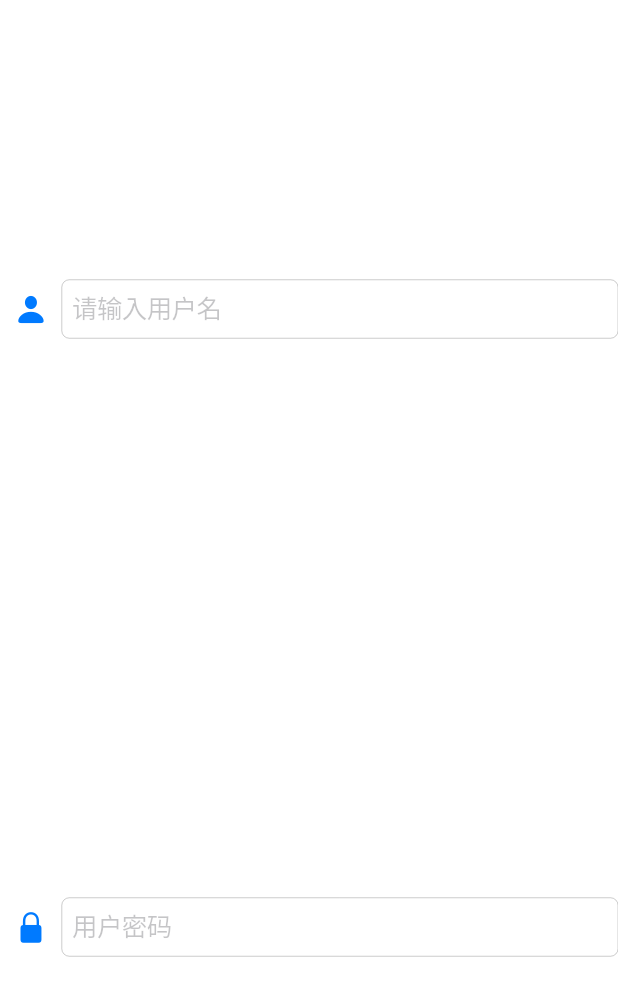
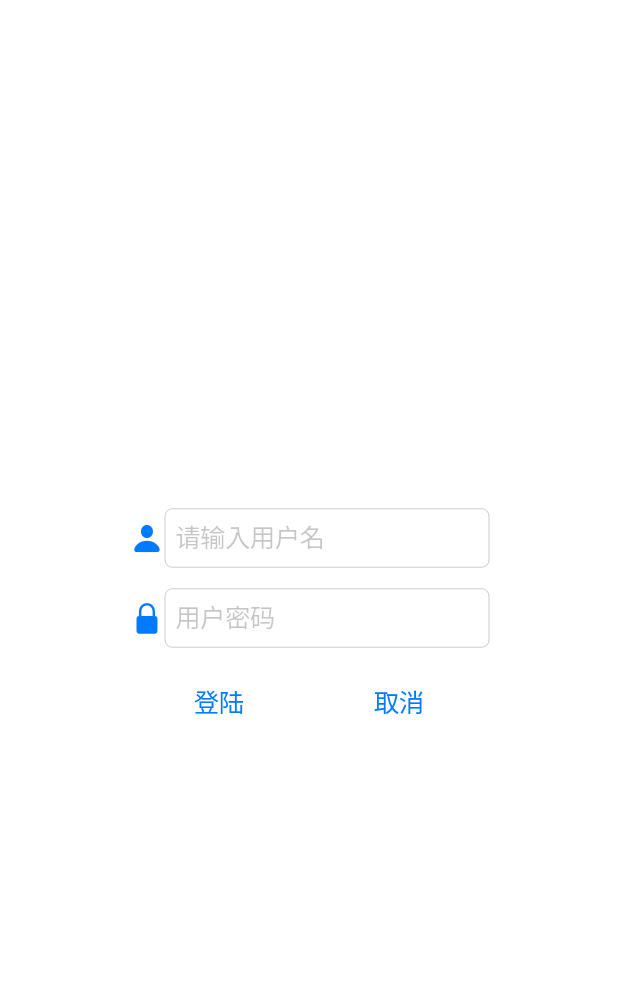
Before and after one commit to warriorsfly/zenroom, a Flutter app: the screen it shows after launch, on a phone screen of 412 x 824 dp. Shown: the top 996 px of the screen. Run offline on Flutter 3.47's test engine with Material 2 defaults, Android fonts, the phone set to English and light mode, and no system bars.

Commit message:
add login screen

```diff
--- a/lib/screen/login.dart
+++ b/lib/screen/login.dart
@@ -5,14 +5,18 @@ class LoginScreen extends StatelessWidget {
   @override
   Widget build(BuildContext context) {
     return Container(
-      child: Expanded(
+        child: Center(
             child: Container(
+      width: 240,
+      height: 160,
       child: Column(
-            mainAxisAlignment: MainAxisAlignment.spaceEvenly,
+        mainAxisSize: MainAxisSize.min,
+        mainAxisAlignment: MainAxisAlignment.center,
         children: [
           Expanded(
               child: Row(
-                mainAxisAlignment: MainAxisAlignment.spaceEvenly,
+            mainAxisSize: MainAxisSize.min,
+            mainAxisAlignment: MainAxisAlignment.center,
             children: [
               Expanded(
                 child: Icon(CupertinoIcons.person_fill),
@@ -28,7 +32,8 @@ class LoginScreen extends StatelessWidget {
           )),
           Expanded(
               child: Row(
-                mainAxisAlignment: MainAxisAlignment.spaceEvenly,
+            mainAxisSize: MainAxisSize.min,
+            mainAxisAlignment: MainAxisAlignment.center,
             children: [
               Expanded(
                 child: Icon(CupertinoIcons.lock_fill),
@@ -43,10 +48,29 @@ class LoginScreen extends StatelessWidget {
               ),
             ],
           )),
+          Expanded(
+              child: Row(
+            mainAxisSize: MainAxisSize.min,
+            mainAxisAlignment: MainAxisAlignment.center,
+            children: [
+              Expanded(
+                child: CupertinoButton(
+                  child: Text('登陆'),
+                  onPressed: () => {},
+                ),
+                flex: 1,
+              ),
+              Expanded(
+                child: CupertinoButton(
+                  child: Text('取消'),
+                  onPressed: () => {},
+                ),
+                flex: 1,
+              ),
+            ],
+          )),
         ],
       ),
-        ),
-      ),
-    );
+    )));
   }
 }
```
Lines whose indentation alone changed are shown as unchanged.
